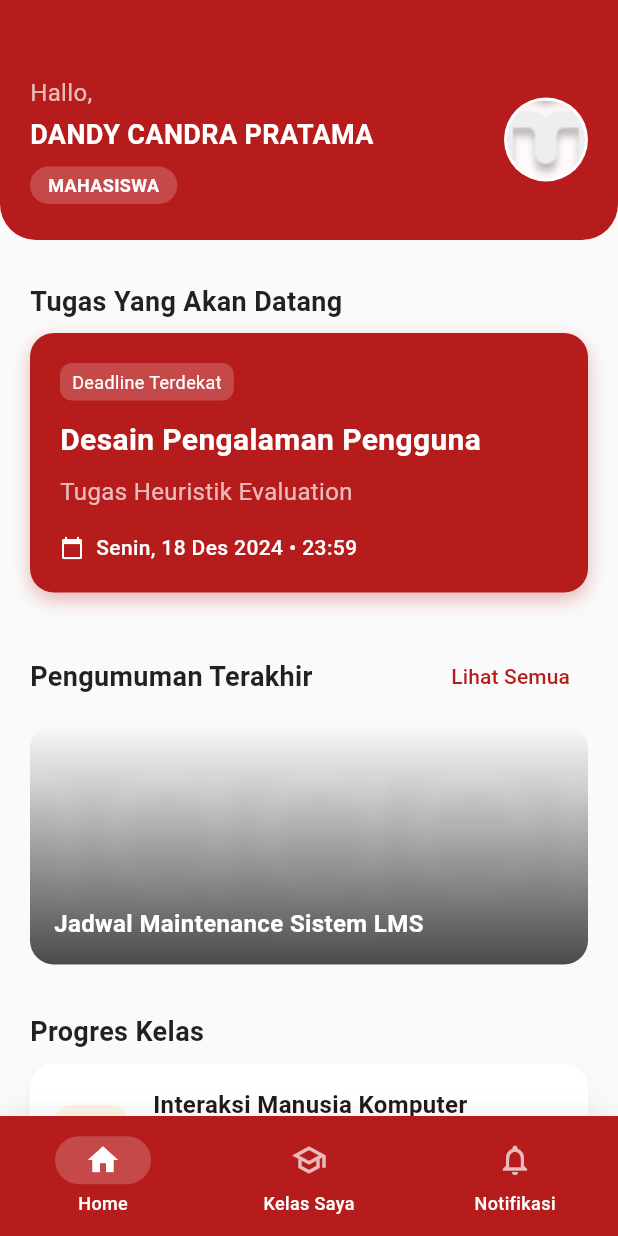
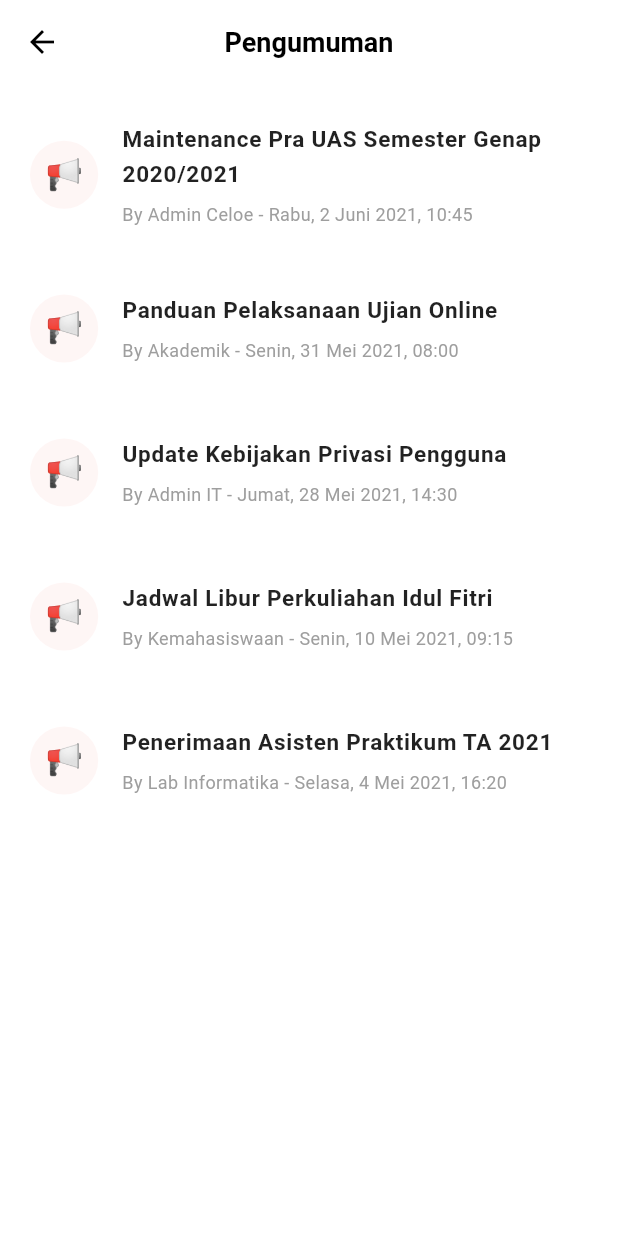
Before and after one commit to wlrmynt/celoe_lms, a Flutter app: the screen it shows after launch, after a tap on "Log In", after a tap on "Lihat Semua", on a phone screen of 412 x 824 dp. Run offline on Flutter 3.47's test engine with Material 3 defaults, Android fonts, the phone set to English and light mode, and no system bars.

Commit message:
Implement Announcement List and Detail Screens

```diff
--- /dev/null
+++ b/lib/screens/announcement_list_screen.dart
@@ -0,0 +1,97 @@
+import 'package:flutter/material.dart';
+import 'package:celoe_lms/screens/announcement_detail_screen.dart';
+
+class AnnouncementListScreen extends StatelessWidget {
+  const AnnouncementListScreen({super.key});
+
+  @override
+  Widget build(BuildContext context) {
+    // Mock Data
+    final List<Map<String, String>> announcements = [
+      {
+        'title': 'Maintenance Pra UAS Semester Genap 2020/2021',
+        'metadata': 'By Admin Celoe - Rabu, 2 Juni 2021, 10:45',
+      },
+      {
+        'title': 'Panduan Pelaksanaan Ujian Online',
+        'metadata': 'By Akademik - Senin, 31 Mei 2021, 08:00',
+      },
+      {
+        'title': 'Update Kebijakan Privasi Pengguna',
+        'metadata': 'By Admin IT - Jumat, 28 Mei 2021, 14:30',
+      },
+      {
+        'title': 'Jadwal Libur Perkuliahan Idul Fitri',
+        'metadata': 'By Kemahasiswaan - Senin, 10 Mei 2021, 09:15',
+      },
+      {
+        'title': 'Penerimaan Asisten Praktikum TA 2021',
+        'metadata': 'By Lab Informatika - Selasa, 4 Mei 2021, 16:20',
+      },
+    ];
+
+    return Scaffold(
+      backgroundColor: Colors.white,
+      appBar: AppBar(
+        backgroundColor: Colors.white,
+        elevation: 0,
+        centerTitle: true,
+        leading: IconButton(
+          icon: const Icon(Icons.arrow_back, color: Colors.black),
+          onPressed: () => Navigator.of(context).pop(),
+        ),
+        title: const Text(
+          'Pengumuman',
+          style: TextStyle(
+            color: Colors.black,
+            fontSize: 18,
+            fontWeight: FontWeight.bold,
+          ),
+        ),
+      ),
+      body: ListView.separated(
+        padding: const EdgeInsets.symmetric(vertical: 10),
+        itemCount: announcements.length,
+        separatorBuilder: (context, index) => const SizedBox(height: 8),
+        itemBuilder: (context, index) {
+          final item = announcements[index];
+          return ListTile(
+            contentPadding: const EdgeInsets.symmetric(horizontal: 20, vertical: 8),
+            leading: Container(
+              padding: const EdgeInsets.all(10),
+              decoration: BoxDecoration(
+                color: Colors.red.withValues(alpha: 0.05),
+                shape: BoxShape.circle,
+              ),
+              child: const Text('📢', style: TextStyle(fontSize: 20)), // Megaphone emoji as consistent icon
+            ),
+            title: Text(
+              item['title']!,
+              style: const TextStyle(
+                fontWeight: FontWeight.bold,
+                fontSize: 15,
+                color: Colors.black87,
+              ),
+              maxLines: 2,
+              overflow: TextOverflow.ellipsis,
+            ),
+            subtitle: Padding(
+              padding: const EdgeInsets.only(top: 6),
+              child: Text(
+                item['metadata']!,
+                style: const TextStyle(fontSize: 12, color: Colors.grey),
+              ),
+            ),
+            onTap: () {
+              Navigator.of(context).push(
+                MaterialPageRoute(
+                  builder: (context) => AnnouncementDetailScreen(announcement: item),
+                ),
+              );
+            },
+          );
+        },
+      ),
+    );
+  }
+}
--- a/lib/screens/dashboard_screen.dart
+++ b/lib/screens/dashboard_screen.dart
@@ -1,6 +1,7 @@
 import 'package:flutter/material.dart';
 import 'package:celoe_lms/screens/profile_screen.dart';
 import 'package:celoe_lms/screens/notification_screen.dart';
+import 'package:celoe_lms/screens/announcement_list_screen.dart';
 
 class DashboardScreen extends StatefulWidget {
   const DashboardScreen({super.key});
@@ -156,7 +157,13 @@ class _DashboardScreenState extends State<DashboardScreen> {
           ),
           if (showViewAll)
             TextButton(
-              onPressed: () {},
+              onPressed: () {
+                if (title == 'Pengumuman Terakhir') {
+                   Navigator.of(context).push(
+                    MaterialPageRoute(builder: (context) => const AnnouncementListScreen()),
+                  );
+                }
+              },
               child: const Text(
                 'Lihat Semua',
                 style: TextStyle(color: Color(0xFFB71C1C)),
```
Also changed, not shown: lib/screens/announcement_detail_screen.dart (added, +136 -0 lines).
